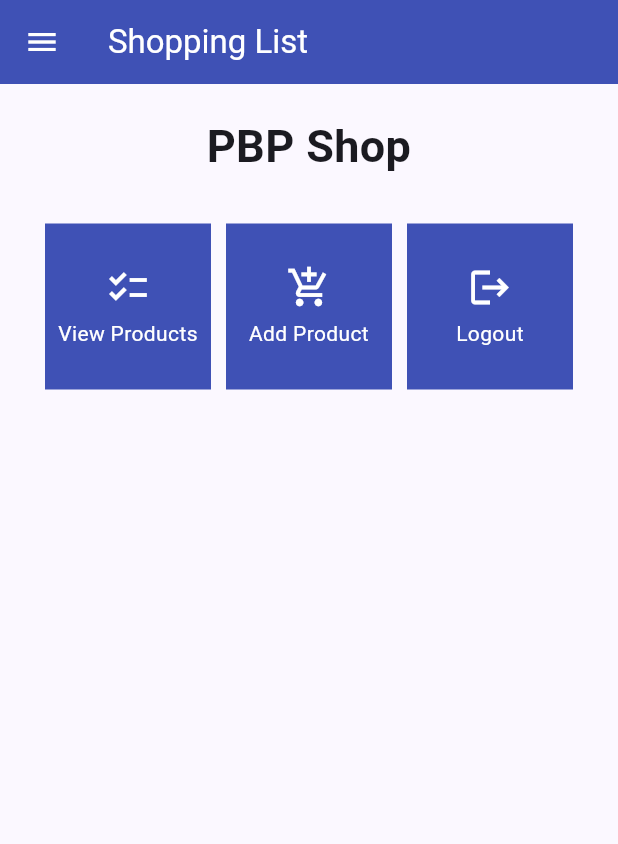
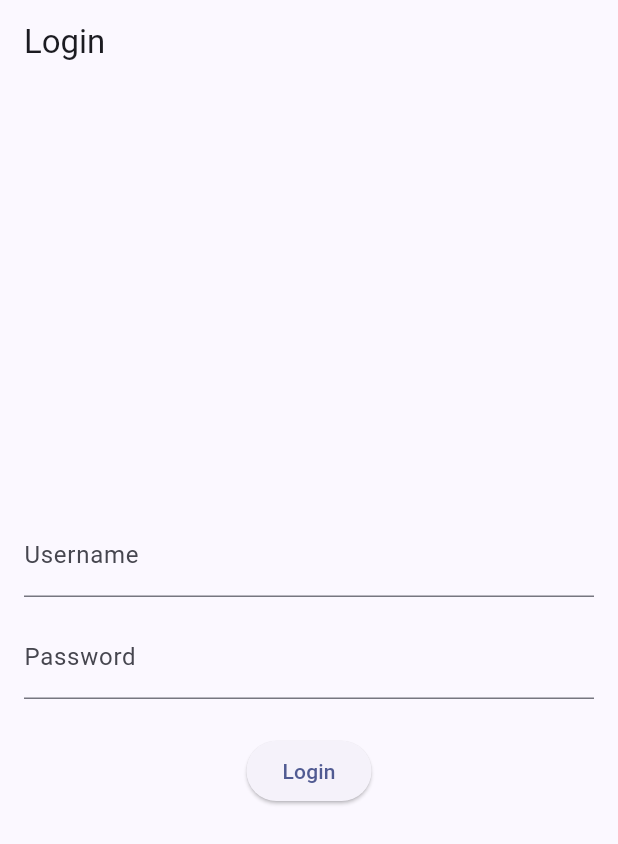
Before and after one commit to niboobin/shopping-list-mobile, a Flutter app: the screen it shows after launch, on a phone screen of 412 x 824 dp. Shown: the top 844 px of the screen. Run offline on Flutter 3.47's test engine with Material 2 defaults, Android fonts, the phone set to English and light mode, and no system bars; missing offline and left inert: pbp_django_auth.

Commit message:
Tutorial 8 Completed

```diff
--- a/lib/main.dart
+++ b/lib/main.dart
@@ -1,5 +1,7 @@
 import 'package:flutter/material.dart';
-import 'package:shopping_list/screens/menu.dart';
+import 'package:shopping_list/screens/login.dart';
+import 'package:provider/provider.dart';
+import 'package:pbp_django_auth/pbp_django_auth.dart';
 
 void main() {
   runApp(const MyApp());
@@ -11,28 +13,18 @@ class MyApp extends StatelessWidget {
   // This widget is the root of your application.
   @override
   Widget build(BuildContext context) {
-    return MaterialApp(
-      title: 'Flutter Demo',
-      theme: ThemeData(
-        // This is the theme of your application.
-        //
-        // TRY THIS: Try running your application with "flutter run". You'll see
-        // the application has a blue toolbar. Then, without quitting the app,
-        // try changing the seedColor in the colorScheme below to Colors.green
-        // and then invoke "hot reload" (save your changes or press the "hot
-        // reload" button in a Flutter-supported IDE, or press "r" if you used
-        // the command line to start the app).
-        //
-        // Notice that the counter didn't reset back to zero; the application
-        // state is not lost during the reload. To reset the state, use hot
-        // restart instead.
-        //
-        // This works for code too, not just values: Most code changes can be
-        // tested with just a hot reload.
-        colorScheme: ColorScheme.fromSeed(seedColor: Colors.indigo),
-        useMaterial3: true,
-      ),
-      home: MyHomePage(),
+    return Provider(
+      create: (_) {
+        CookieRequest request = CookieRequest();
+        return request;
+      },
+      child: MaterialApp(
+          title: 'Flutter App',
+          theme: ThemeData(
+            colorScheme: ColorScheme.fromSeed(seedColor: Colors.indigo),
+            useMaterial3: true,
+          ),
+          home: const LoginPage()),
     );
   }
 }
--- /dev/null
+++ b/lib/models/product.dart
@@ -0,0 +1,65 @@
+// To parse this JSON data, do
+//
+//     final welcome = welcomeFromJson(jsonString);
+
+import 'dart:convert';
+
+List<Welcome> welcomeFromJson(String str) => List<Welcome>.from(json.decode(str).map((x) => Welcome.fromJson(x)));
+
+String welcomeToJson(List<Welcome> data) => json.encode(List<dynamic>.from(data.map((x) => x.toJson())));
+
+class Welcome {
+    String model;
+    int pk;
+    Fields fields;
+
+    Welcome({
+        required this.model,
+        required this.pk,
+        required this.fields,
+    });
+
+    factory Welcome.fromJson(Map<String, dynamic> json) => Welcome(
+        model: json["model"],
+        pk: json["pk"],
+        fields: Fields.fromJson(json["fields"]),
+    );
+
+    Map<String, dynamic> toJson() => {
+        "model": model,
+        "pk": pk,
+        "fields": fields.toJson(),
+    };
+}
+
+class Fields {
+    int user;
+    String name;
+    DateTime dateAdded;
+    int price;
+    String description;
+
+    Fields({
+        required this.user,
+        required this.name,
+        required this.dateAdded,
+        required this.price,
+        required this.description,
+    });
+
+    factory Fields.fromJson(Map<String, dynamic> json) => Fields(
+        user: json["user"],
+        name: json["name"],
+        dateAdded: DateTime.parse(json["date_added"]),
+        price: json["price"],
+        description: json["description"],
+    );
+
+    Map<String, dynamic> toJson() => {
+        "user": user,
+        "name": name,
+        "date_added": "${dateAdded.year.toString().padLeft(4, '0')}-${dateAdded.month.toString().padLeft(2, '0')}-${dateAdded.day.toString().padLeft(2, '0')}",
+        "price": price,
+        "description": description,
+    };
+}
--- /dev/null
+++ b/lib/screens/login.dart
@@ -0,0 +1,114 @@
+import 'package:shopping_list/screens/menu.dart';
+import 'package:flutter/material.dart';
+import 'package:pbp_django_auth/pbp_django_auth.dart';
+import 'package:provider/provider.dart';
+
+void main() {
+  runApp(const LoginApp());
+}
+
+class LoginApp extends StatelessWidget {
+  const LoginApp({super.key});
+
+  @override
+  Widget build(BuildContext context) {
+    return MaterialApp(
+      title: 'Login',
+      theme: ThemeData(
+        primarySwatch: Colors.blue,
+      ),
+      home: const LoginPage(),
+    );
+  }
+}
+
+class LoginPage extends StatefulWidget {
+  const LoginPage({super.key});
+
+  @override
+  _LoginPageState createState() => _LoginPageState();
+}
+
+class _LoginPageState extends State<LoginPage> {
+  final TextEditingController _usernameController = TextEditingController();
+  final TextEditingController _passwordController = TextEditingController();
+
+  @override
+  Widget build(BuildContext context) {
+    final request = context.watch<CookieRequest>();
+    return Scaffold(
+      appBar: AppBar(
+        title: const Text('Login'),
+      ),
+      body: Container(
+        padding: const EdgeInsets.all(16.0),
+        child: Column(
+          mainAxisAlignment: MainAxisAlignment.center,
+          children: [
+            TextField(
+              controller: _usernameController,
+              decoration: const InputDecoration(
+                labelText: 'Username',
+              ),
+            ),
+            const SizedBox(height: 12.0),
+            TextField(
+              controller: _passwordController,
+              decoration: const InputDecoration(
+                labelText: 'Password',
+              ),
+              obscureText: true,
+            ),
+            const SizedBox(height: 24.0),
+            ElevatedButton(
+              onPressed: () async {
+                String username = _usernameController.text;
+                String password = _passwordController.text;
+
+                // Check credentials
+                // TODO: Change the URL and don't forget to add a trailing slash (/) at the end of the URL!
+                // To connect the Android emulator to Django on localhost,
+                // use the URL http://10.0.2.2/
+                final response =
+                    await request.login("http://127.0.0.1:8000/auth/login/", {
+                  'username': username,
+                  'password': password,
+                });
+
+                if (request.loggedIn) {
+                  String message = response['message'];
+                  String uname = response['username'];
+                  Navigator.pushReplacement(
+                    context,
+                    MaterialPageRoute(builder: (context) => MyHomePage()),
+                  );
+                  ScaffoldMessenger.of(context)
+                    ..hideCurrentSnackBar()
+                    ..showSnackBar(
+                        SnackBar(content: Text("$message Welcome, $uname.")));
+                } else {
+                  showDialog(
+                    context: context,
+                    builder: (context) => AlertDialog(
+                      title: const Text('Login Failed'),
+                      content: Text(response['message']),
+                      actions: [
+                        TextButton(
+                          child: const Text('OK'),
+                          onPressed: () {
+                            Navigator.pop(context);
+                          },
+                        ),
+                      ],
+                    ),
+                  );
+                }
+              },
+              child: const Text('Login'),
+            ),
+          ],
+        ),
+      ),
+    );
+  }
+}
--- a/pubspec.yaml
+++ b/pubspec.yaml
@@ -35,6 +35,9 @@ dependencies:
   # The following adds the Cupertino Icons font to your application.
   # Use with the CupertinoIcons class for iOS style icons.
   cupertino_icons: ^1.0.2
+  provider: ^6.1.1
+  pbp_django_auth: ^0.3.1
+  http: ^0.13.6
 
 dev_dependencies:
   flutter_test:
```
Also changed, not shown: lib/screens/list_product.dart (added, +91 -0 lines), lib/screens/shoplist_form.dart (+33 -30 lines), lib/widgets/left_drawer.dart (+12 -0 lines), lib/widgets/shop_card.dart (+27 -1 lines), lib/screens/menu.dart (line endings or trailing spaces), pubspec.lock, 2 other files.
